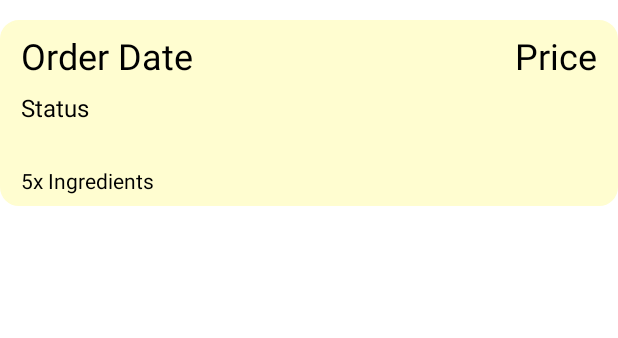
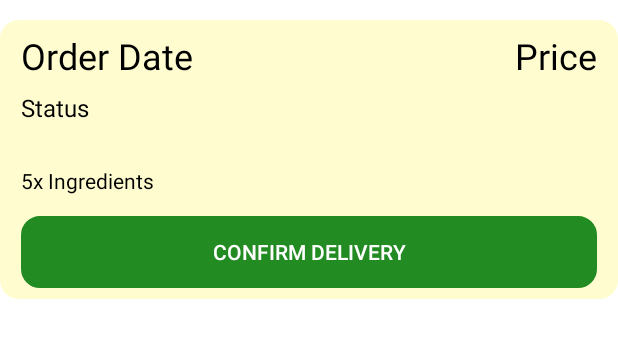
Before and after one commit to michaelwijaya2810/recipe-app-thesis, an Android app: the layout item_row_order_tracker.xml on its own in the app's theme, with its tools: preview values and no code run, on a phone screen of 412 x 824 dp. Shown: the top 338 px of the screen. Run offline under Robolectric (Android 15) with nearby library versions, the phone set to English and light mode, and no system bars.

Commit message:
fix confirm delivery button

```diff
--- a/app/src/main/java/com/irmwrs/recipeapp/order/adapters/OrderTrackerAdapter.java
+++ b/app/src/main/java/com/irmwrs/recipeapp/order/adapters/OrderTrackerAdapter.java
@@ -118,7 +118,8 @@ public class OrderTrackerAdapter extends RecyclerView.Adapter<OrderTrackerAdapte
             @Override
             public void onFailure(Call<Response> call, Throwable t) {
                 functions.dismissLoading();
-                functions.showToast(t.getMessage());
+                functions.showToast("Order Complete!");
+                onOrderTrackerListener.onOrderTrackerClick(0, true);
             }
         });
     }
--- a/app/src/main/res/layout/fragment_history.xml
+++ b/app/src/main/res/layout/fragment_history.xml
@@ -44,7 +44,6 @@
             android:layout_height="wrap_content"
             android:checkable="true"
             android:clickable="true"
-            android:backgroundTint="@color/yellow_cream"
             android:text="Payment Expired" />
 
         <com.google.android.material.chip.Chip
@@ -54,8 +53,6 @@
             android:checkable="true"
             android:clickable="true"
             android:text="Delivered"
-            android:textColor="@color/white"
-            android:backgroundTint="@color/confirm_green"
             />
     </com.google.android.material.chip.ChipGroup>
 
--- a/app/src/main/res/layout/item_row_order_tracker.xml
+++ b/app/src/main/res/layout/item_row_order_tracker.xml
@@ -50,28 +50,28 @@
         android:layout_height="wrap_content"
         android:layout_marginStart="14dp"
         android:layout_marginTop="28dp"
-        android:layout_marginBottom="7dp"
         android:text="5x Ingredients"
         android:textColor="@color/black"
         android:textSize="14sp"
-        app:layout_constraintBottom_toBottomOf="parent"
         app:layout_constraintStart_toStartOf="parent"
         app:layout_constraintTop_toBottomOf="@+id/tvStatus" />
 
     <androidx.appcompat.widget.AppCompatButton
         android:id="@+id/btnConfirmDelivery"
-        android:background="@drawable/round_style"
-        android:backgroundTint="@color/black"
         android:layout_width="0dp"
         android:layout_height="wrap_content"
-        android:text="Confirm Delivery"
-        android:visibility="invisible"
-        android:textColor="@color/white"
-        android:layout_marginStart="120dp"
+        android:layout_marginStart="14dp"
+        android:layout_marginTop="14dp"
         android:layout_marginEnd="14dp"
         android:layout_marginBottom="7dp"
+        android:background="@drawable/round_style"
+        android:backgroundTint="@color/confirm_green"
+        android:text="Confirm Delivery"
+        android:textColor="@color/white"
+        android:visibility="visible"
         app:layout_constraintBottom_toBottomOf="parent"
         app:layout_constraintEnd_toEndOf="parent"
-        app:layout_constraintStart_toEndOf="@+id/tvSummary" />
+        app:layout_constraintStart_toStartOf="parent"
+        app:layout_constraintTop_toBottomOf="@+id/tvSummary" />
 
 </androidx.constraintlayout.widget.ConstraintLayout>
```
